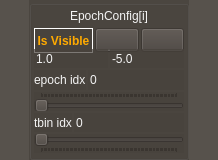
The window that src/pyphoplacecellanalysis/GUI/Qt/Widgets/Testing/EpochRenderTimebinSelectorWidget/EpochRenderTimebinSelectorWidget.ui (CommanderPho/pyPhoPlaceCellAnalysis) describes before a commit, drawn with Qt 5.
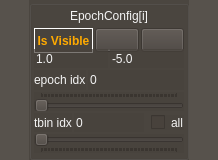
The same window after the commit. Icons and pictures are not drawn. Custom widgets are drawn as their Qt base class.

Commit message: made `DecodedTrajectoryPlotter` conform to `EpochTimebinningIndexingDatasource`

The edit to the form file:
```diff
--- a/src/pyphoplacecellanalysis/GUI/Qt/Widgets/Testing/EpochRenderTimebinSelectorWidget/EpochRenderTimebinSelectorWidget.ui
+++ b/src/pyphoplacecellanalysis/GUI/Qt/Widgets/Testing/EpochRenderTimebinSelectorWidget/EpochRenderTimebinSelectorWidget.ui
@@ -381,7 +381,7 @@
        </widget>
       </item>
       <item>
-       <layout class="QHBoxLayout" name="horizontalLayout_4" stretch="0,1">
+       <layout class="QHBoxLayout" name="horizontalLayout_4" stretch="0,1,0,0">
         <item>
          <widget class="QLabel" name="label">
           <property name="text">
@@ -391,6 +391,9 @@
         </item>
         <item>
          <widget class="QSpinBox" name="spinBox_TimeBinIndex">
+          <property name="enabled">
+           <bool>true</bool>
+          </property>
           <property name="toolTip">
            <string>Time Bin Index</string>
           </property>
@@ -412,6 +415,38 @@
           <property name="keyboardTracking">
            <bool>false</bool>
           </property>
+          <property name="maximum">
+           <number>999999</number>
+          </property>
+         </widget>
+        </item>
+        <item>
+         <spacer name="horizontalSpacer">
+          <property name="orientation">
+           <enum>Qt::Horizontal</enum>
+          </property>
+          <property name="sizeHint" stdset="0">
+           <size>
+            <width>5</width>
+            <height>20</height>
+           </size>
+          </property>
+         </spacer>
+        </item>
+        <item>
+         <widget class="QCheckBox" name="checkBox_allTimeBinIndexes">
+          <property name="toolTip">
+           <string>Use All time bins within the epoch</string>
+          </property>
+          <property name="statusTip">
+           <string>Use All time bins within the epoch</string>
+          </property>
+          <property name="whatsThis">
+           <string>Use All time bins within the epoch</string>
+          </property>
+          <property name="text">
+           <string>all</string>
+          </property>
          </widget>
         </item>
        </layout>
```
Left out of the diff: 35 changed lines with no effect on the pictures. The commit also changes 2 other files.
